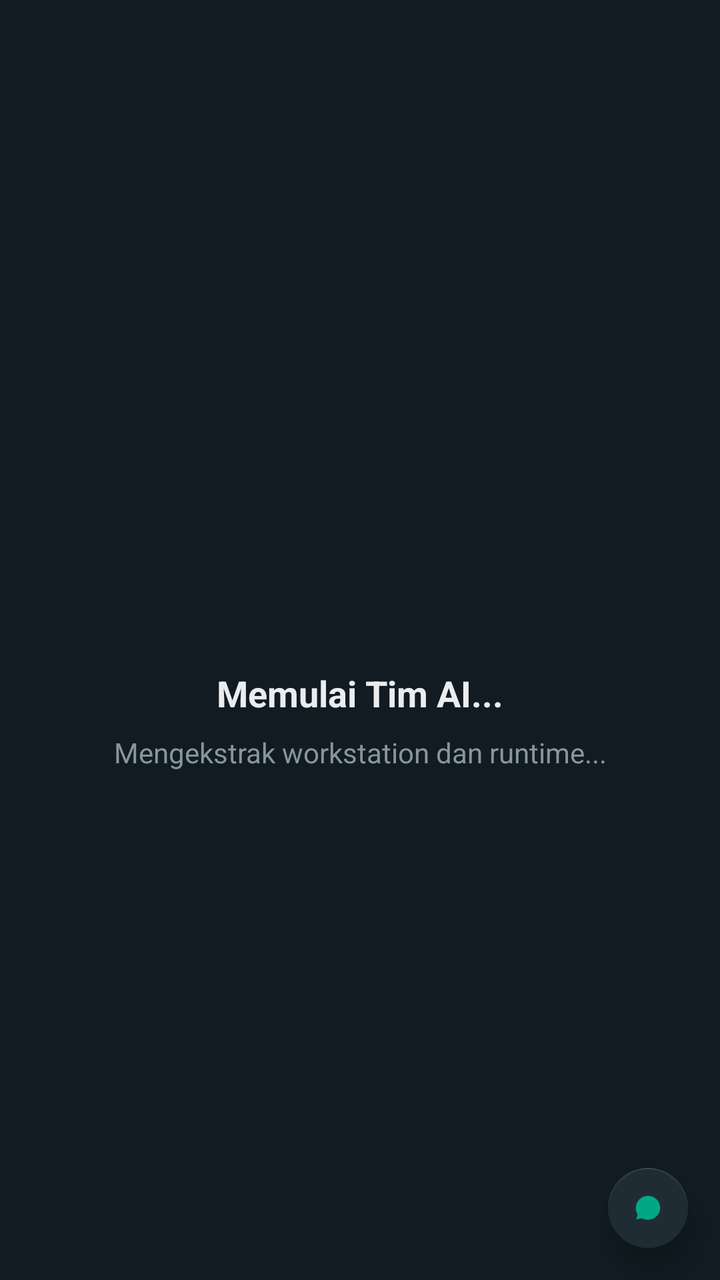
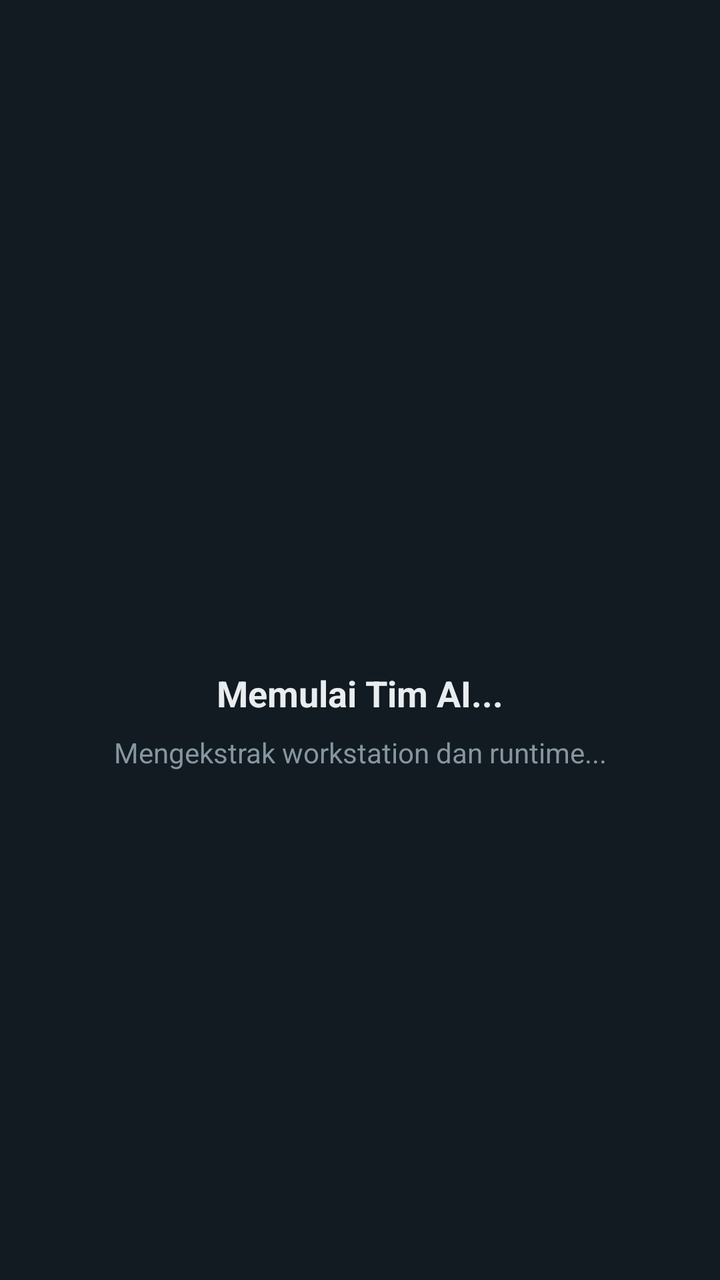

Compare the two renders of this Android layout. The source of the first and the diff that turns it into the second are given below.
<!-- AndroidManifest.xml: application theme Theme.WhatsAppAITeam -->
<!-- res/layout/activity_main.xml -->
<?xml version="1.0" encoding="utf-8"?>
<androidx.coordinatorlayout.widget.CoordinatorLayout 
    xmlns:android="http://schemas.android.com/apk/res/android"
    xmlns:app="http://schemas.android.com/apk/res-auto"
    android:layout_width="match_parent"
    android:layout_height="match_parent"
    android:background="@color/wa_bg_deep">

    
    <WebView
        android:id="@+id/webView"
        android:layout_width="match_parent"
        android:layout_height="match_parent" />

    
    <LinearLayout
        android:id="@+id/loadingOverlay"
        android:layout_width="match_parent"
        android:layout_height="match_parent"
        android:orientation="vertical"
        android:gravity="center"
        android:background="@color/wa_bg_deep"
        android:padding="32dp"
        android:visibility="visible">

        <ProgressBar
            android:id="@+id/loadingProgress"
            android:layout_width="56dp"
            android:layout_height="56dp"
            android:indeterminateTint="@color/wa_teal" />

        <TextView
            android:id="@+id/tvLoadingTitle"
            android:layout_width="wrap_content"
            android:layout_height="wrap_content"
            android:layout_marginTop="24dp"
            android:text="@string/loading_title"
            android:textColor="@color/wa_text_primary"
            android:textSize="18sp"
            android:textStyle="bold" />

        <TextView
            android:id="@+id/tvLoadingStatus"
            android:layout_width="wrap_content"
            android:layout_height="wrap_content"
            android:layout_marginTop="8dp"
            android:text="@string/loading_extract"
            android:textColor="@color/wa_text_secondary"
            android:textSize="14sp"
            android:gravity="center" />
    </LinearLayout>

    
    <com.google.android.material.floatingactionbutton.FloatingActionButton
        android:id="@+id/fabTerminal"
        android:layout_width="wrap_content"
        android:layout_height="wrap_content"
        android:layout_gravity="bottom|end"
        android:layout_margin="16dp"
        android:contentDescription="@string/terminal_title"
        android:src="@drawable/ic_launcher_foreground"
        app:backgroundTint="@color/wa_bg_panel"
        app:tint="@color/wa_teal"
        app:elevation="8dp"
        app:fabSize="mini" />

</androidx.coordinatorlayout.widget.CoordinatorLayout>
<!-- resources referenced by this layout -->
<resources>
  <color name="wa_bg_deep">#111B21</color>
  <color name="wa_bg_panel">#202C33</color>
  <color name="wa_teal">#00A884</color>
  <color name="wa_text_primary">#E9EDEF</color>
  <color name="wa_text_secondary">#8696A0</color>
  <!-- drawable ic_launcher_foreground (drawable) -->
  <?xml version="1.0" encoding="utf-8"?>
  <vector xmlns:android="http://schemas.android.com/apk/res/android"
      android:width="108dp"
      android:height="108dp"
      android:viewportWidth="108"
      android:viewportHeight="108">
      <group
          android:scaleX="0.55"
          android:scaleY="0.55"
          android:translateX="24.3"
          android:translateY="24.3">
          
          <path
              android:fillColor="#00A884"
              android:pathData="M54,4 C26.4,4 4,26.4 4,54 C4,63.5 6.7,72.4 11.5,79.9 L5.8,101.2 L28,95.6 C35.2,99.7 44.3,102 54,102 C81.6,102 104,79.6 104,54 C104,26.4 81.6,4 54,4 Z" />
          
          <path
              android:fillColor="#FFFFFF"
              android:pathData="M38,42 L26,54 L38,66 M70,42 L82,54 L70,66 M58,38 L50,70"
              android:strokeColor="#FFFFFF"
              android:strokeWidth="5"
              android:strokeLineCap="round"
              android:strokeLineJoin="round" />
      </group>
  </vector>
  <string name="loading_extract">Mengekstrak workstation dan runtime...</string>
  <string name="loading_title">Memulai Tim AI...</string>
  <string name="terminal_title">Terminal Workstation Konsol</string>
  <style name="Theme.WhatsAppAITeam" parent="Theme.MaterialComponents.DayNight.NoActionBar">
          <item name="colorPrimary">@color/wa_teal</item>
          <item name="colorPrimaryVariant">@color/wa_teal_dark</item>
          <item name="colorOnPrimary">#FFFFFF</item>
          <item name="android:windowBackground">@color/wa_bg_deep</item>
          <item name="android:statusBarColor">@color/wa_bg_panel</item>
          <item name="android:navigationBarColor">@color/wa_bg_deep</item>
      </style>
  <color name="wa_teal_dark">#005C4B</color>
</resources>

<!-- the commit's change to res/layout/activity_main.xml (unified diff, before → after) -->
@@ -59,6 +59,7 @@
         android:layout_margin="16dp"
         android:contentDescription="@string/terminal_title"
         android:src="@drawable/ic_launcher_foreground"
+        android:visibility="gone"
         app:backgroundTint="@color/wa_bg_panel"
         app:tint="@color/wa_teal"
         app:elevation="8dp"
